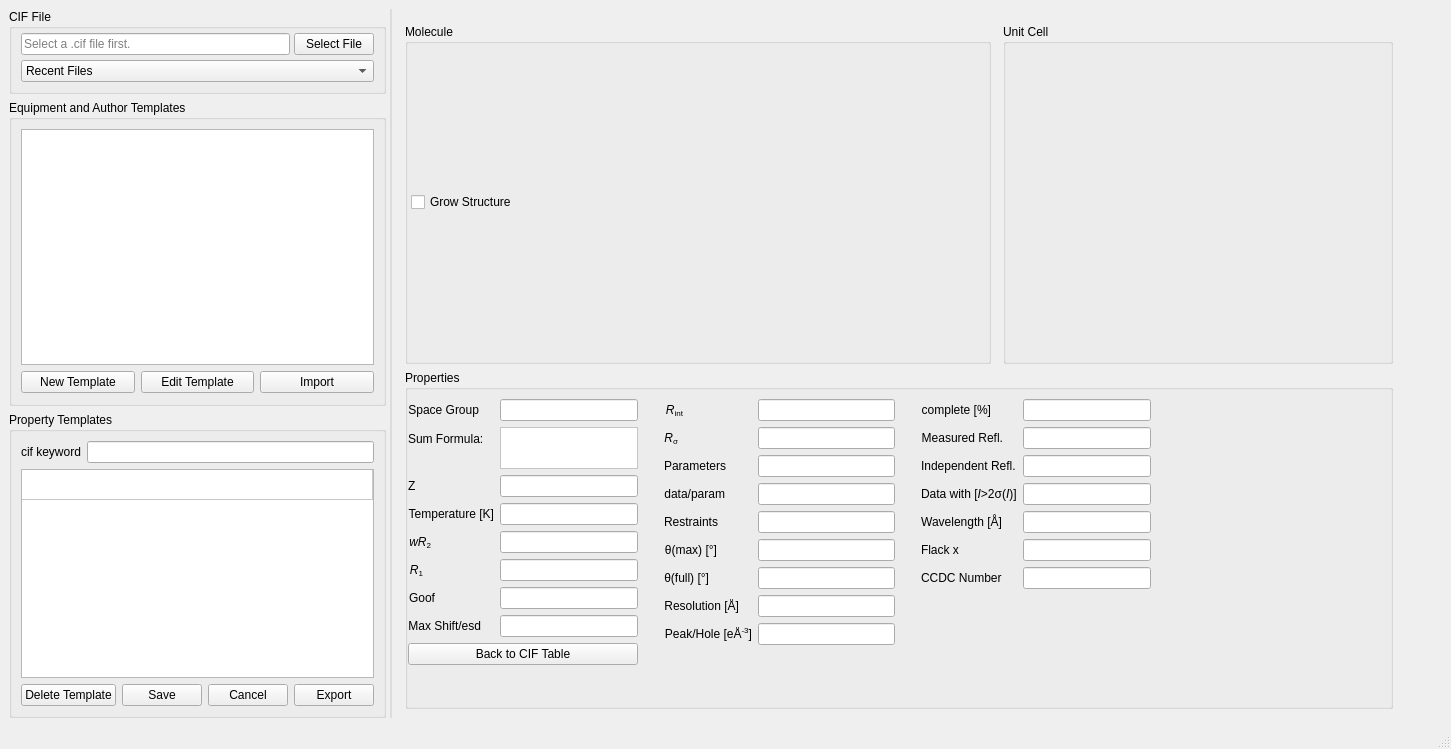
Qt form gui/finalcif_gui.ui (dkratzert/FinalCif) before a commit.
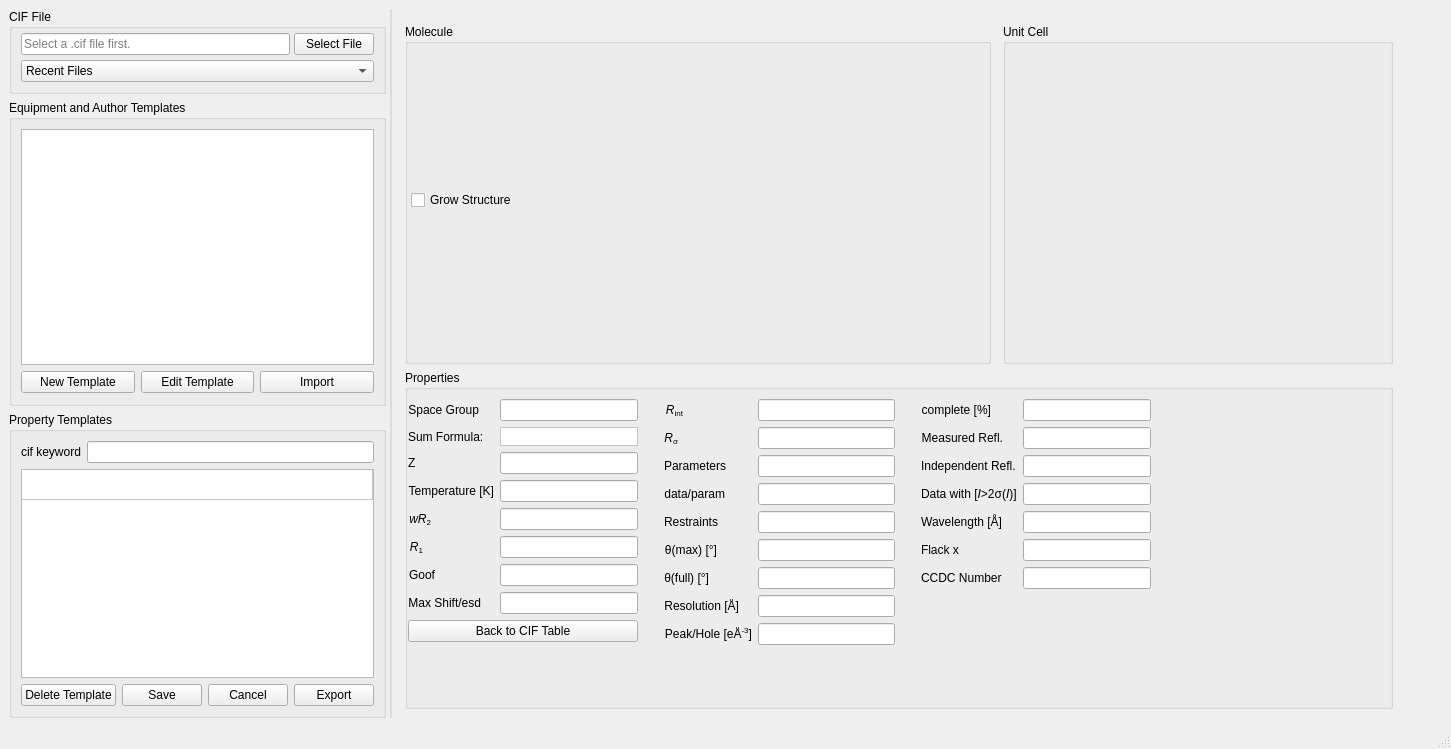
The same form after that commit. Custom widgets are drawn as their Qt base class.

What changed in the file:
```diff
--- a/gui/finalcif_gui.ui
+++ b/gui/finalcif_gui.ui
@@ -1257,12 +1257,6 @@
                      <verstretch>0</verstretch>
                     </sizepolicy>
                    </property>
-                   <property name="minimumSize">
-                    <size>
-                     <width>10</width>
-                     <height>42</height>
-                    </size>
-                   </property>
                    <property name="font">
                     <font>
                      <pointsize>11</pointsize>
@@ -1476,7 +1470,7 @@
                 <number>3</number>
                </property>
                <property name="bottomMargin">
-                <number>3</number>
+                <number>8</number>
                </property>
                <item>
                 <layout class="QVBoxLayout" name="moleculeLayout"/>
```
